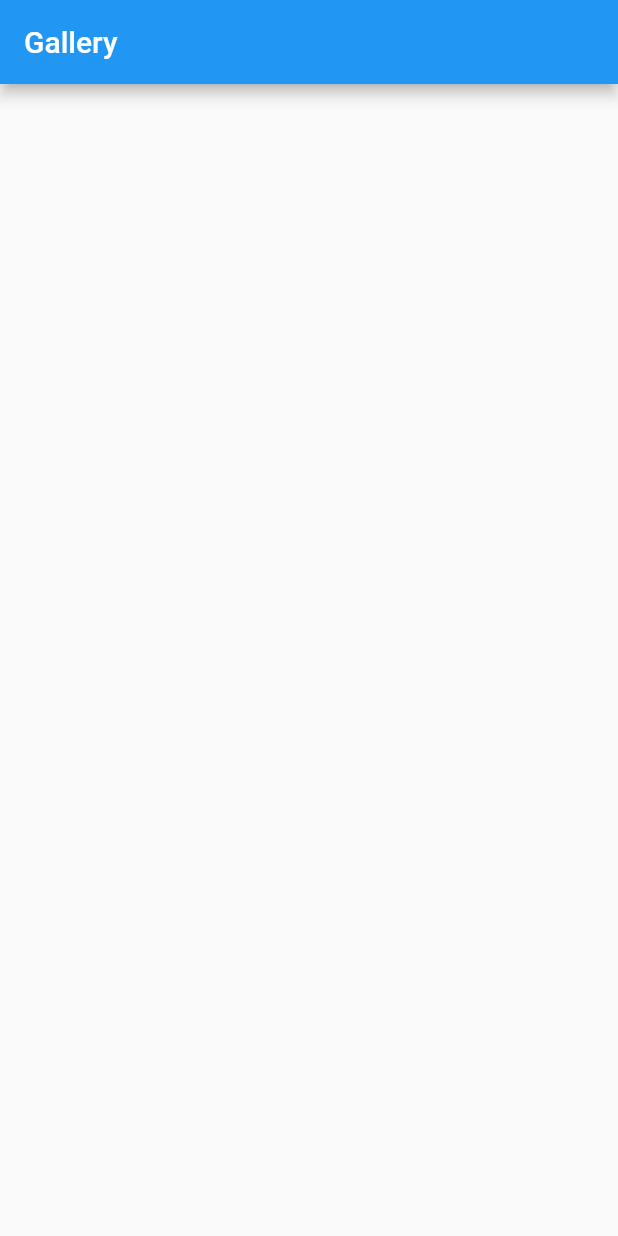
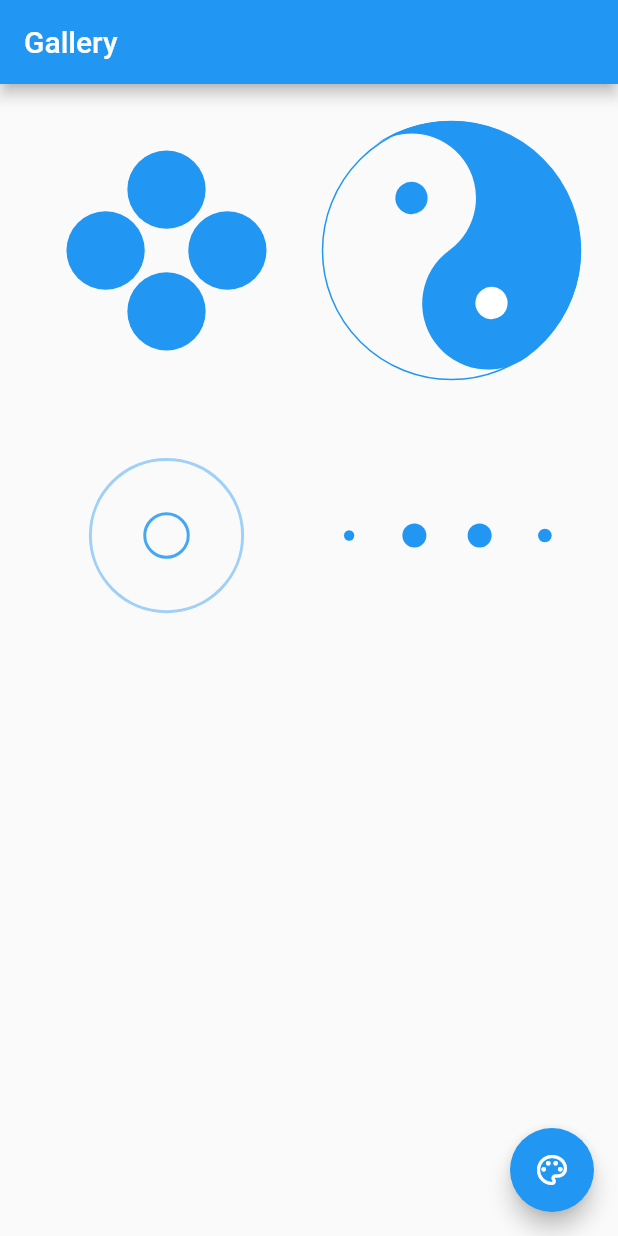
Before and after one commit to sushmoyr/flutter_loading_animation_kit, a Flutter app: the screen it shows after launch, on a phone screen of 412 x 824 dp. Run offline on Flutter 3.47's test engine with Material 2 defaults, Android fonts, the phone set to English and light mode, and no system bars.

Commit message:
added production example

```diff
--- a/example/lib/main.dart
+++ b/example/lib/main.dart
@@ -1,7 +1,61 @@
 import 'package:flutter/material.dart';
+import 'package:flutter_loading_animation_kit/flutter_loading_animation_kit.dart';
+
+final GlobalKey<ThemeColorChooserState> _themeKey = GlobalKey();
+
+class ThemeColorChooser extends StatefulWidget {
+  const ThemeColorChooser({
+    Key? key,
+    required this.color,
+    required this.child,
+  }) : super(key: key);
+
+  final MaterialColor color;
+  final Widget child;
+
+  static GlobalKey<ThemeColorChooserState> get themeKey => _themeKey;
+
+  @override
+  State<ThemeColorChooser> createState() => ThemeColorChooserState();
+}
+
+class ThemeColorChooserState extends State<ThemeColorChooser> {
+  late MaterialColor color = widget.color;
+
+  void updateColor(MaterialColor color) => setState(() {
+        this.color = color;
+      });
+
+  @override
+  Widget build(BuildContext context) {
+    return ThemeColor(color: color, child: widget.child);
+  }
+}
+
+class ThemeColor extends InheritedWidget {
+  const ThemeColor({
+    Key? key,
+    required Widget child,
+    required this.color,
+  }) : super(key: key, child: child);
+
+  final MaterialColor color;
+
+  static ThemeColor of(BuildContext context) {
+    final ThemeColor? result =
+        context.dependOnInheritedWidgetOfExactType<ThemeColor>();
+    assert(result != null, 'No ThemeColor found in context');
+    return result!;
+  }
+
+  @override
+  bool updateShouldNotify(covariant ThemeColor oldWidget) {
+    return oldWidget.color != color;
+  }
+}
 
 void main() {
-  runApp(const MyApp());
+  runApp(ThemeColorChooser(key: _themeKey, color: Colors.blue, child: MyApp()));
 }
 
 class MyApp extends StatelessWidget {
@@ -13,16 +67,7 @@ class MyApp extends StatelessWidget {
     return MaterialApp(
       title: 'Flutter Demo',
       theme: ThemeData(
-        // This is the theme of your application.
-        //
-        // Try running your application with "flutter run". You'll see the
-        // application has a blue toolbar. Then, without quitting the app, try
-        // changing the primarySwatch below to Colors.green and then invoke
-        // "hot reload" (press "r" in the console where you ran "flutter run",
-        // or simply save your changes to "hot reload" in a Flutter IDE).
-        // Notice that the counter didn't reset back to zero; the application
-        // is not restarted.
-        primarySwatch: Colors.blue,
+        primarySwatch: ThemeColor.of(context).color,
       ),
       home: const Gallery(),
     );
@@ -38,6 +83,28 @@ class Gallery extends StatelessWidget {
       appBar: AppBar(
         title: const Text('Gallery'),
       ),
+      body: GridView(
+        padding: const EdgeInsets.all(24),
+        gridDelegate: const SliverGridDelegateWithMaxCrossAxisExtent(
+            maxCrossAxisExtent: 300, crossAxisSpacing: 16, mainAxisSpacing: 16),
+        children: [
+          const FourCirclePulse(),
+          YinAndYang(
+            yangColor: Theme.of(context).colorScheme.primary,
+          ),
+          const RippleRing(),
+          const LineEllipsis()
+        ],
+      ),
+      floatingActionButton: FloatingActionButton(
+        onPressed: () {
+          int idx =
+              DateTime.now().millisecondsSinceEpoch % Colors.primaries.length;
+          ThemeColorChooser.themeKey.currentState
+              ?.updateColor(Colors.primaries[idx]);
+        },
+        child: const Icon(Icons.palette_outlined),
+      ),
     );
   }
 }
```
